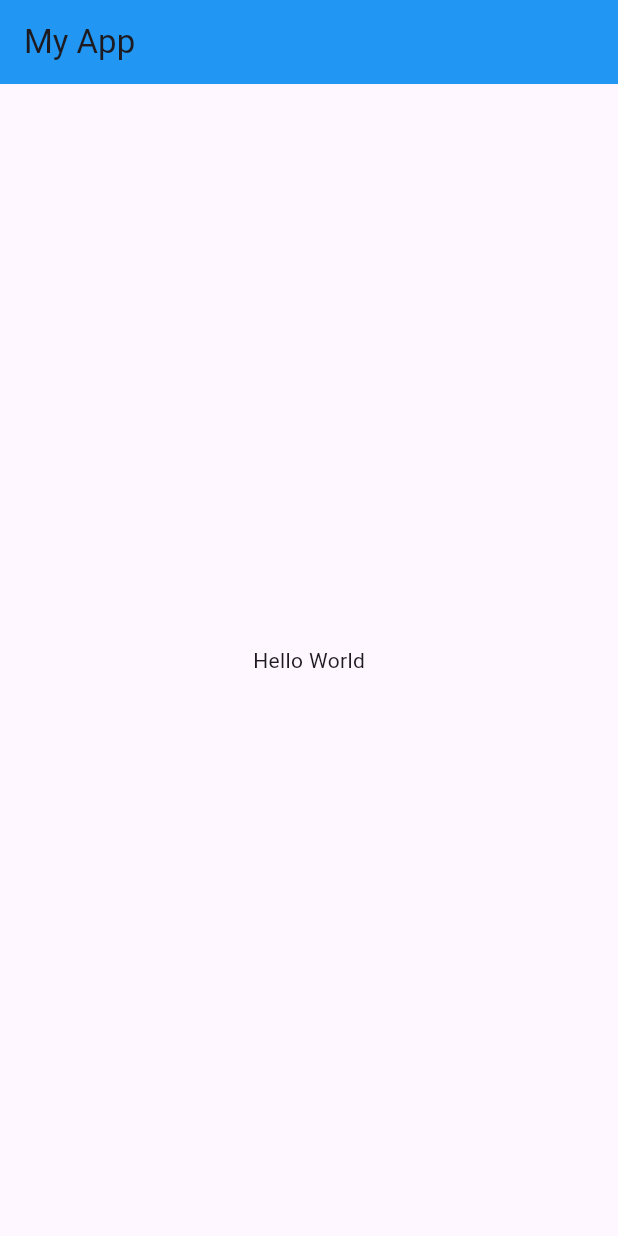
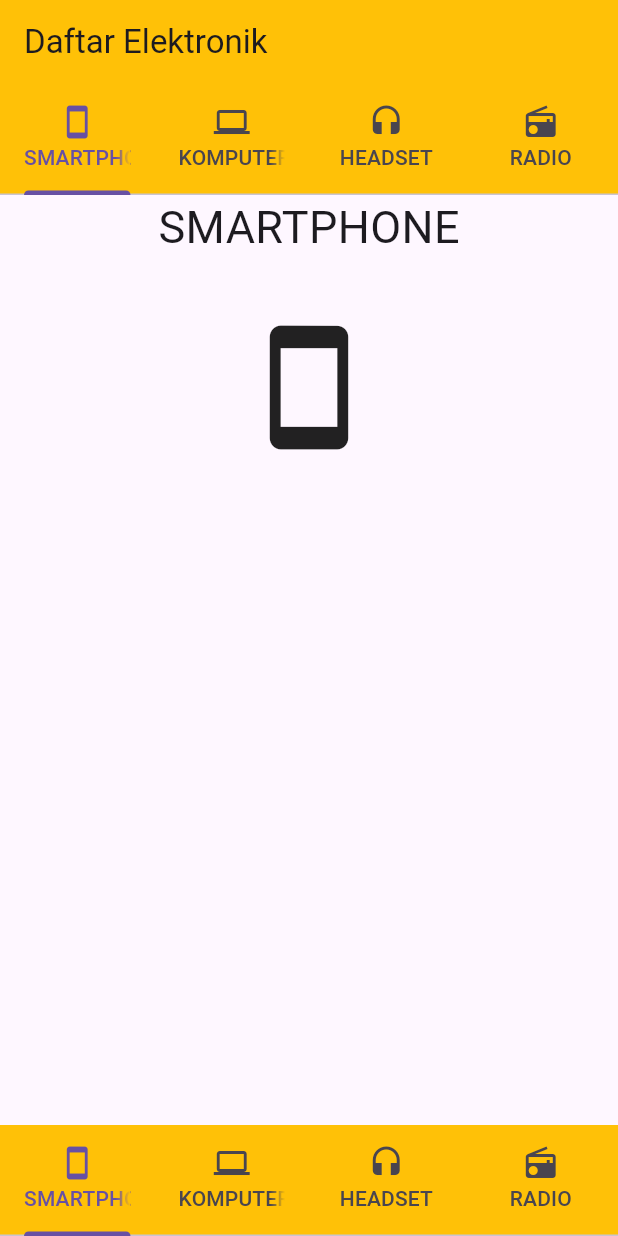
Before and after one commit to MuhamadYusril06/Tab_FlutterYusril, a Flutter app: the screen it shows after launch, on a phone screen of 412 x 824 dp. Run offline on Flutter 3.47's test engine with Material 3 defaults, Android fonts, the phone set to English and light mode, and no system bars.

Commit message:
first commit

```diff
--- /dev/null
+++ b/lib/hal_headset.dart
@@ -0,0 +1,18 @@
+import 'package:flutter/material.dart';
+
+class Headset extends StatelessWidget {
+  @override
+  Widget build(BuildContext context) {
+    return new Container(
+      child: new Center(
+        child: new Column(
+          children: <Widget>[
+            new Text("HEADSET", style: new TextStyle(fontSize: 30.0),),
+            new Padding(padding: new EdgeInsets.all(20.0)),
+            new Icon(Icons.headset, size: 90.0,),
+          ],
+        ),
+      ),
+    );
+  }
+}
--- /dev/null
+++ b/lib/hal_radio.dart
@@ -0,0 +1,18 @@
+import 'package:flutter/material.dart';
+
+class Radio extends StatelessWidget {
+  @override
+  Widget build(BuildContext context) {
+    return new Container(
+      child: new Center(
+        child: new Column(
+          children: <Widget>[
+            new Text("RADIO", style: new TextStyle(fontSize: 30.0),),
+            new Padding(padding: new EdgeInsets.all(20.0)),
+            new Icon(Icons.radio, size: 90.0,),
+          ],
+        ),
+      ),
+    );
+  }
+}
--- /dev/null
+++ b/lib/hal_smartphone.dart
@@ -0,0 +1,18 @@
+import 'package:flutter/material.dart';
+
+class Smartphone extends StatelessWidget {
+  @override
+  Widget build(BuildContext context) {
+    return new Container(
+      child: new Center(
+        child: new Column(
+          children: <Widget>[
+            new Text("SMARTPHONE", style: new TextStyle(fontSize: 30.0),),
+            new Padding(padding: new EdgeInsets.all(20.0)),
+            new Icon(Icons.smartphone, size: 90.0,),
+          ],
+        ),
+      ),
+    );
+  }
+}
--- a/lib/main.dart
+++ b/lib/main.dart
@@ -1,23 +1,73 @@
 import 'package:flutter/material.dart';
 
+import './hal_headset.dart' as headset;
+import './hal_komputer.dart' as komputer;
+import './hal_radio.dart' as radio;
+import './hal_smartphone.dart' as hp;
+
 void main() {
-  runApp(
-    MaterialApp(
-      home: MyApp(),
-    ),
-  );
+  runApp(MaterialApp(
+    title: "Tab Bar",
+    home: Home(),
+  ));
 }
 
-class MyApp extends StatelessWidget {
+class Home extends StatefulWidget {
+  @override
+  _HomeState createState() => _HomeState();
+}
+
+class _HomeState extends State<Home> with SingleTickerProviderStateMixin {
+  late TabController _controller;
+
+  @override
+  void initState() {
+    _controller = TabController(length: 4, vsync: this);
+    super.initState();
+  }
+
+  @override
+  void dispose() {
+    _controller.dispose();
+    super.dispose();
+  }
+
   @override
   Widget build(BuildContext context) {
     return Scaffold(
       appBar: AppBar(
-        title: Text('My App'),
-        backgroundColor: Colors.blue,
+        backgroundColor: Colors.amber,
+        title: Text("Daftar Elektronik"),
+        bottom: TabBar(
+          controller: _controller,
+          tabs: <Widget>[
+            Tab(icon: Icon(Icons.smartphone), text: "SMARTPHONE"),
+            Tab(icon: Icon(Icons.computer), text: "KOMPUTER"),
+            Tab(icon: Icon(Icons.headset), text: "HEADSET"),
+            Tab(icon: Icon(Icons.radio), text: "RADIO"),
+          ],
+        ),
       ),
-      body: Center(
-        child: Text('Hello World'),
+      body: TabBarView(
+        controller: _controller,
+        children: <Widget>[
+          hp.Smartphone(),
+          komputer.Komputer(),
+          headset.Headset(),
+          radio.Radio(),
+        ],
+      ),
+      bottomNavigationBar: Material(
+        color: Colors.amber,
+        child: TabBar(
+          controller: _controller,
+          tabs: <Widget>[
+            Tab(icon: Icon(Icons.smartphone), text: "SMARTPHONE"),
+            Tab(icon: Icon(Icons.computer), text: "KOMPUTER"),
+            Tab(icon: Icon(Icons.headset), text: "HEADSET"),
+            Tab(icon: Icon(Icons.radio), text: "RADIO"),
+          ],
+        ),
       ),
     );
   }
```
Also changed, not shown: lib/hal_komputer.dart (added, +18 -0 lines).
